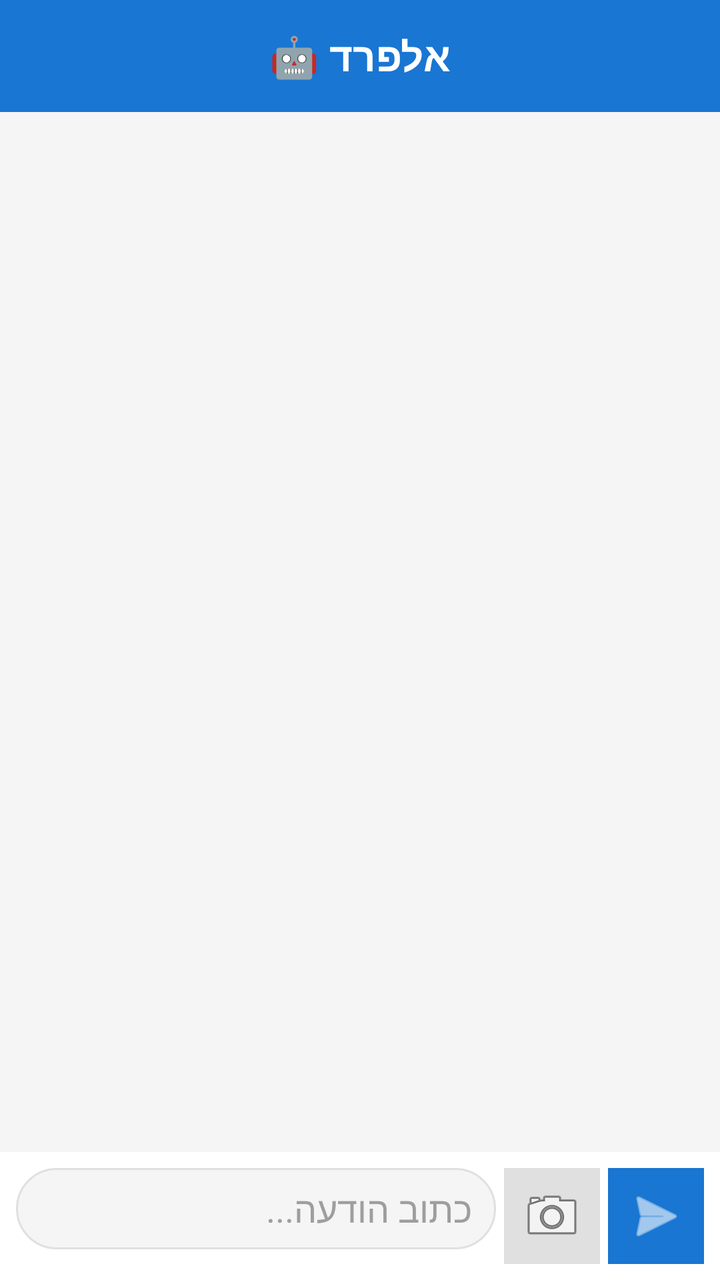
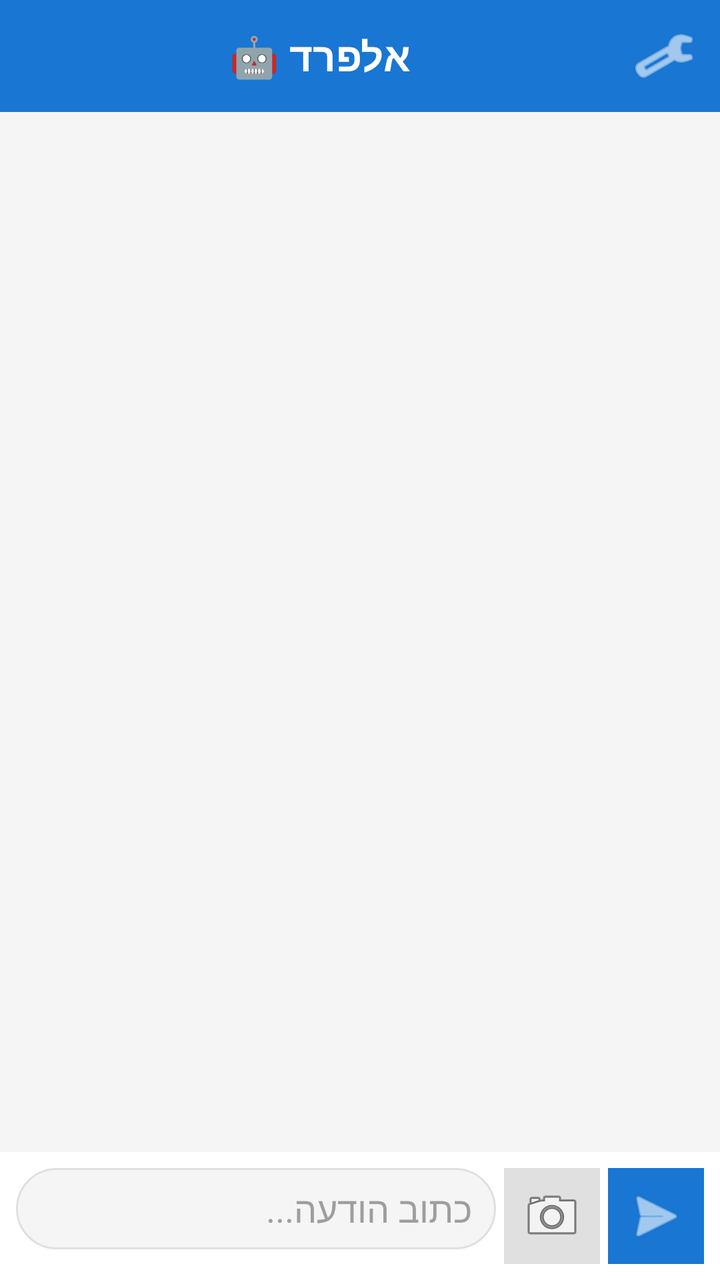

Compare the two renders of this Android layout. The source of the first and the diff that turns it into the second are given below.
<!-- AndroidManifest.xml: application theme Theme.Alfred -->
<!-- res/layout/activity_main.xml -->
<?xml version="1.0" encoding="utf-8"?>
<LinearLayout xmlns:android="http://schemas.android.com/apk/res/android"
    android:layout_width="match_parent"
    android:layout_height="match_parent"
    android:orientation="vertical"
    android:background="#F5F5F5">

    <TextView
        android:layout_width="match_parent"
        android:layout_height="56dp"
        android:text="אלפרד 🤖"
        android:textSize="20sp"
        android:textStyle="bold"
        android:gravity="center"
        android:background="#1976D2"
        android:textColor="#FFFFFF" />

    <androidx.recyclerview.widget.RecyclerView
        android:id="@+id/rvChat"
        android:layout_width="match_parent"
        android:layout_height="0dp"
        android:layout_weight="1"
        android:padding="8dp"
        android:clipToPadding="false" />

    <LinearLayout
        android:layout_width="match_parent"
        android:layout_height="wrap_content"
        android:orientation="horizontal"
        android:padding="8dp"
        android:background="#FFFFFF">

        <EditText
            android:id="@+id/etInput"
            android:layout_width="0dp"
            android:layout_height="wrap_content"
            android:layout_weight="1"
            android:hint="כתוב הודעה..."
            android:textColorHint="#9E9E9E"
            android:textColor="#212121"
            android:imeOptions="actionSend"
            android:inputType="textMultiLine|textCapSentences"
            android:maxLines="4"
            android:background="@drawable/input_background"
            android:paddingStart="12dp"
            android:paddingEnd="12dp"
            android:paddingTop="8dp"
            android:paddingBottom="8dp" />

        <ImageButton
            android:id="@+id/btnImage"
            android:layout_width="48dp"
            android:layout_height="48dp"
            android:layout_marginStart="4dp"
            android:src="@android:drawable/ic_menu_camera"
            android:background="#E0E0E0"
            android:contentDescription="תמונה" />

        <ImageButton
            android:id="@+id/btnSend"
            android:layout_width="48dp"
            android:layout_height="48dp"
            android:layout_marginStart="4dp"
            android:src="@android:drawable/ic_menu_send"
            android:background="#1976D2"
            android:tint="#FFFFFF"
            android:contentDescription="שלח" />

    </LinearLayout>

</LinearLayout>
<!-- resources referenced by this layout -->
<resources>
  <!-- drawable input_background (drawable) -->
  <?xml version="1.0" encoding="utf-8"?>
  <shape xmlns:android="http://schemas.android.com/apk/res/android">
      <solid android:color="#F5F5F5" />
      <corners android:radius="24dp" />
      <stroke android:width="1dp" android:color="#E0E0E0" />
  </shape>
  <style name="Theme.Alfred" parent="Theme.MaterialComponents.Light.NoActionBar">
          <item name="colorPrimary">#1976D2</item>
          <item name="colorPrimaryVariant">#1565C0</item>
          <item name="colorOnPrimary">#FFFFFF</item>
          <item name="android:windowBackground">#F5F5F5</item>
      </style>
</resources>

<!-- the commit's change to res/layout/activity_main.xml (unified diff, before → after) -->
@@ -5,15 +5,35 @@
     android:orientation="vertical"
     android:background="#F5F5F5">
 
-    <TextView
+    <LinearLayout
         android:layout_width="match_parent"
         android:layout_height="56dp"
-        android:text="אלפרד 🤖"
-        android:textSize="20sp"
-        android:textStyle="bold"
-        android:gravity="center"
+        android:orientation="horizontal"
         android:background="#1976D2"
-        android:textColor="#FFFFFF" />
+        android:gravity="center_vertical"
+        android:paddingStart="12dp"
+        android:paddingEnd="4dp">
+
+        <TextView
+            android:layout_width="0dp"
+            android:layout_height="wrap_content"
+            android:layout_weight="1"
+            android:text="אלפרד 🤖"
+            android:textSize="20sp"
+            android:textStyle="bold"
+            android:gravity="center"
+            android:textColor="#FFFFFF" />
+
+        <ImageButton
+            android:id="@+id/btnSettings"
+            android:layout_width="48dp"
+            android:layout_height="48dp"
+            android:src="@android:drawable/ic_menu_preferences"
+            android:background="@android:color/transparent"
+            android:tint="#FFFFFF"
+            android:contentDescription="הגדרות" />
+
+    </LinearLayout>
 
     <androidx.recyclerview.widget.RecyclerView
         android:id="@+id/rvChat"
